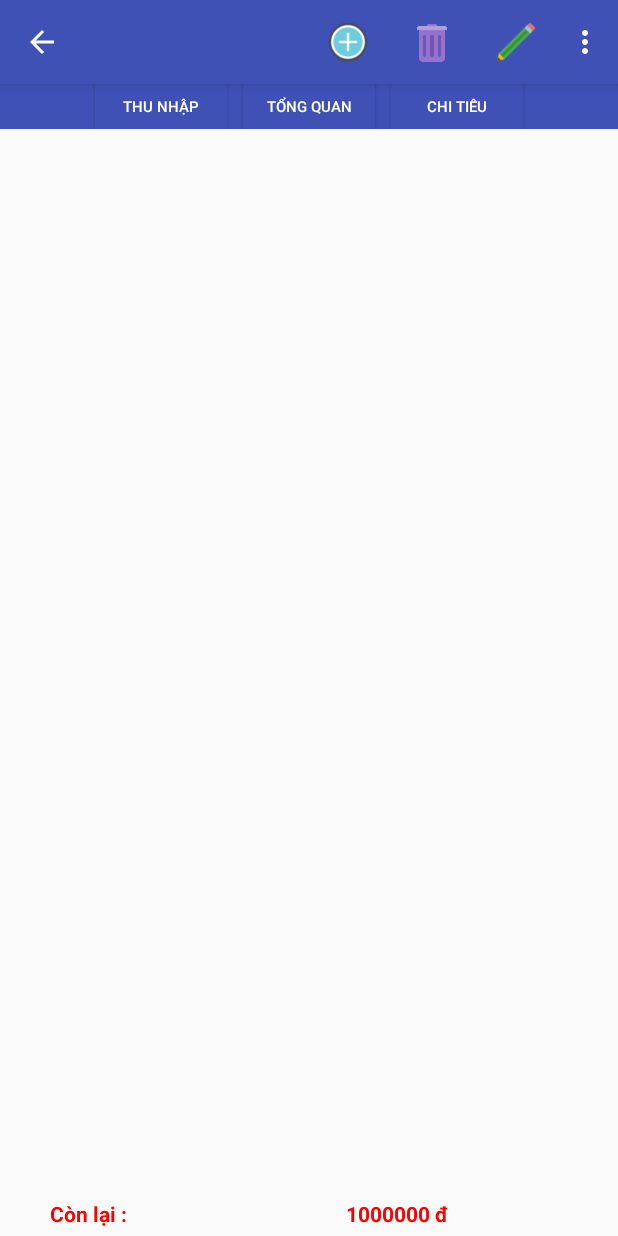
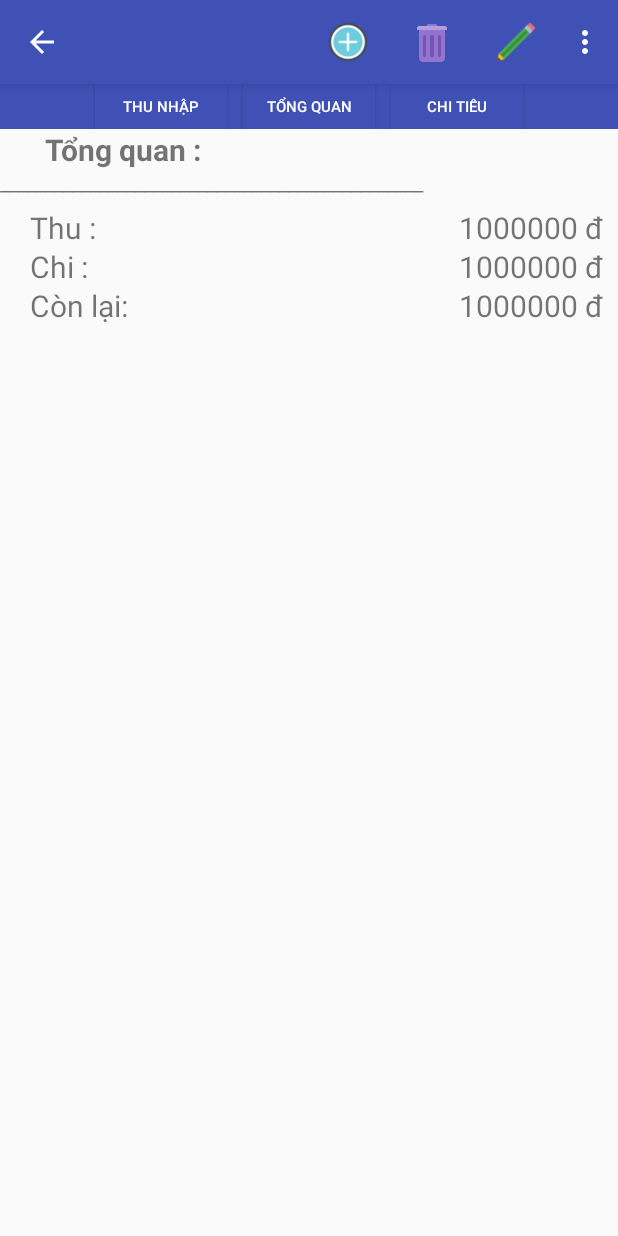
Before and after one commit to d14cqat01/Nhom_7, an Android app: the Tongquan screen opened directly, with no data from a screen before it, on a phone screen of 412 x 824 dp. Run offline under Robolectric (Android 15) with nearby library versions, the phone set to English and light mode, and no system bars; 2 statements that could not run were skipped.

Commit message:
Add files via upload

```diff
--- a/Cuoi_ky/My_Identity/app/src/main/res/layout/activity_tongquan.xml
+++ b/Cuoi_ky/My_Identity/app/src/main/res/layout/activity_tongquan.xml
@@ -7,31 +7,14 @@
         android:layout_width="match_parent"
         android:layout_height="30dp"
         layout="@layout/toolbar"/>
+    <include
+        android:layout_width="match_parent"
+        android:layout_height="130dp"
+        layout="@layout/card"/>
 
     <ListView
         android:layout_width="match_parent"
         android:layout_height="match_parent"
         android:layout_weight="8"
         android:id="@+id/lwtq"></ListView>
-    <LinearLayout
-        android:layout_width="match_parent"
-        android:layout_height="30dp"
-        android:orientation="horizontal">
-        <TextView
-            android:layout_width="0dp"
-            android:layout_height="match_parent"
-            android:layout_weight="2"
-            android:text="Còn lại :"
-            android:textColor="#ff0000"
-            android:textStyle="bold"
-            android:gravity="center"/>
-        <TextView
-            android:layout_width="0dp"
-            android:layout_height="match_parent"
-            android:layout_weight="5"
-            android:id="@+id/conlai"
-            android:textColor="#ff0000"
-            android:textStyle="bold"
-            android:gravity="center"/>
-    </LinearLayout>
 </LinearLayout>
--- /dev/null
+++ b/Cuoi_ky/My_Identity/app/src/main/res/layout/card.xml
@@ -0,0 +1,86 @@
+<?xml version="1.0" encoding="utf-8"?>
+<LinearLayout
+    xmlns:android="http://schemas.android.com/apk/res/android" android:layout_width="match_parent"
+    android:layout_height="130dp"
+    android:orientation="vertical">
+        <TextView
+            android:layout_width="match_parent"
+            android:layout_height="0dp"
+            android:layout_weight="1"
+            android:textStyle="bold"
+            android:text="Tổng quan :"
+            android:textSize="20dp"
+            android:layout_marginLeft="30dp"/>
+        <TextView
+            android:layout_width="match_parent"
+            android:layout_height="0dp"
+            android:layout_weight="1"
+            android:text="_______________________________________________" />
+        <LinearLayout
+            android:layout_width="match_parent"
+            android:layout_height="0dp"
+            android:layout_weight="1"
+            android:orientation="horizontal">
+            <TextView
+                android:layout_width="0dp"
+                android:layout_height="match_parent"
+                android:layout_weight="1"
+                android:text="Thu :"
+                android:textSize="20dp"
+                android:layout_marginLeft="20dp"/>
+            <TextView
+                android:id="@+id/thu"
+                android:layout_width="0dp"
+                android:layout_height="match_parent"
+                android:layout_weight="1"
+                android:layout_marginRight="10dp"
+                android:gravity="right"
+                android:textSize="20dp"
+                android:text="1000000 đ"/>
+        </LinearLayout>
+        <LinearLayout
+        android:layout_width="match_parent"
+        android:layout_height="0dp"
+        android:layout_weight="1"
+        android:orientation="horizontal">
+        <TextView
+            android:layout_width="0dp"
+            android:layout_height="match_parent"
+            android:layout_weight="1"
+            android:text="Chi :"
+            android:textSize="20dp"
+            android:layout_marginLeft="20dp"/>
+        <TextView
+            android:id="@+id/chi"
+            android:layout_width="0dp"
+            android:layout_height="match_parent"
+            android:layout_weight="1"
+            android:layout_marginRight="10dp"
+            android:gravity="right"
+            android:textSize="20dp"
+            android:text="1000000 đ"/>
+    </LinearLayout>
+    <LinearLayout
+            android:layout_width="match_parent"
+            android:layout_height="0dp"
+            android:layout_weight="1"
+            android:orientation="horizontal">
+            <TextView
+                android:layout_width="0dp"
+                android:layout_height="match_parent"
+                android:layout_weight="1"
+                android:text="Còn lại:"
+                android:textSize="20dp"
+                android:layout_marginLeft="20dp"/>
+            <TextView
+                android:id="@+id/sum"
+                android:layout_width="0dp"
+                android:layout_height="match_parent"
+                android:layout_weight="1"
+                android:layout_marginRight="10dp"
+                android:gravity="right"
+                android:textSize="20dp"
+                android:text="1000000 đ"/>
+        </LinearLayout>
+
+</LinearLayout>
```
Also changed, not shown: Cuoi_ky/My_Identity/app/src/main/res/layout/activity_add.xml (+11 -2 lines), Cuoi_ky/My_Identity/app/src/main/res/layout/activity_chitieu.xml (+28 -7 lines), Cuoi_ky/My_Identity/app/src/main/res/layout/activity_thunhap.xml (+28 -7 lines).
